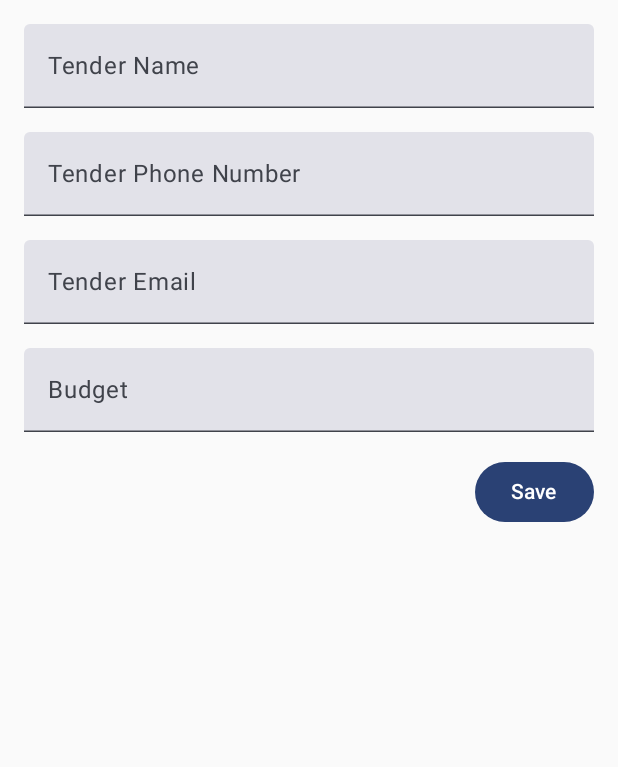
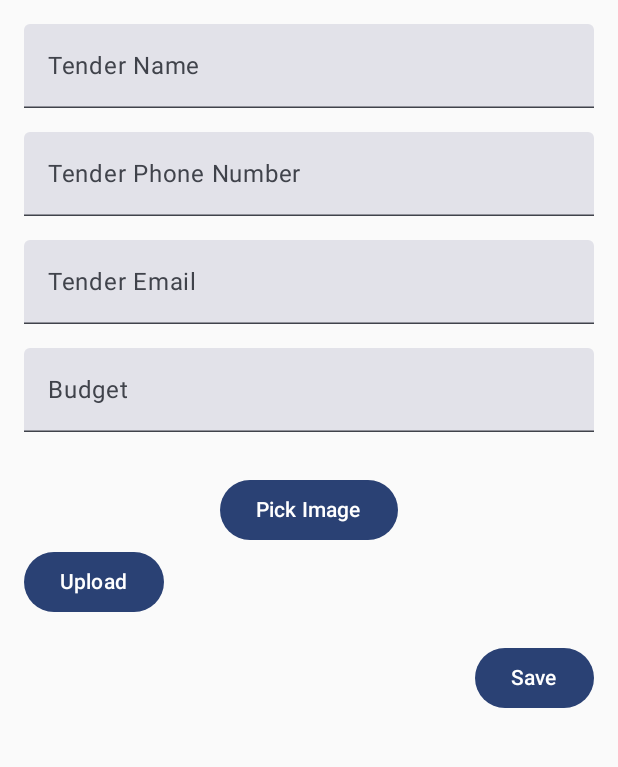
Before and after one commit to andrewkibet/Wprojects, an Android app built with Jetpack Compose: the AdminPage screen opened directly, with no data from a screen before it, on a phone screen of 412 x 824 dp, the part 132-899 px from its top. Run offline under Robolectric (Android 15) with nearby library versions, the phone set to English and light mode, and no system bars; our stand-ins replace Firebase (no records; nobody signed in at launch, a user with empty details on screens opened directly).

Commit message:
Update AdminPage.kt

```diff
--- a/Project/app/src/main/java/com/kiplele/project/AdminPage.kt
+++ b/Project/app/src/main/java/com/kiplele/project/AdminPage.kt
@@ -2,11 +2,19 @@ package com.kiplele.project
 
 //import BackgroundImage
 import android.content.Context
-import android.graphics.Bitmap
-import android.os.Bundle
+import android.content.Intent
+
+import android.app.Activity
+
+import android.graphics.BitmapFactory
+import android.graphics.Paint.Align
+
+
 import android.widget.Toast
-import androidx.activity.ComponentActivity
+
+import androidx.activity.compose.rememberLauncherForActivityResult
 import androidx.activity.compose.setContent
+import androidx.compose.foundation.Image
 import androidx.compose.foundation.clickable
 import androidx.compose.foundation.layout.*
 import androidx.compose.foundation.selection.toggleable
@@ -18,18 +26,53 @@ import androidx.compose.material3.TextField
 import androidx.compose.material3.ExperimentalMaterial3Api
 import androidx.compose.material3.TopAppBar
 import androidx.compose.runtime.*
+import androidx.compose.ui.graphics.ImageBitmap
+import androidx.compose.ui.platform.LocalContext
+import androidx.compose.ui.res.imageResource
+import androidx.compose.ui.semantics.Role.Companion.Image
+
+import androidx.compose.ui.unit.dp
+import com.google.firebase.firestore.FirebaseFirestore
+import com.kiplele.project.ui.theme.ProjectTheme
+
+import android.os.Bundle
+import androidx.activity.ComponentActivity
+import androidx.activity.compose.setContent
+import androidx.compose.foundation.layout.fillMaxSize
+import androidx.compose.material3.MaterialTheme
+import androidx.compose.material3.Surface
+import androidx.compose.material3.Text
+import androidx.compose.runtime.Composable
+import androidx.compose.ui.Modifier
+
+
+import android.graphics.Bitmap
+import android.graphics.ImageDecoder
+import android.net.Uri
+import android.os.Build
+import android.provider.MediaStore
+import androidx.activity.compose.rememberLauncherForActivityResult
+import androidx.activity.compose.setContent
+import androidx.activity.result.contract.ActivityResultContracts
+import androidx.compose.foundation.Image
+import androidx.compose.foundation.layout.*
+import androidx.compose.foundation.rememberScrollState
+import androidx.compose.foundation.verticalScroll
+import androidx.compose.material3.Button
+import androidx.compose.runtime.*
 import androidx.compose.ui.Alignment
-import androidx.compose.ui.Modifier
-import androidx.compose.ui.graphics.ImageBitmap
+import androidx.compose.ui.graphics.asImageBitmap
 import androidx.compose.ui.platform.LocalContext
 import androidx.compose.ui.tooling.preview.Preview
 import androidx.compose.ui.unit.dp
-import com.google.firebase.firestore.FirebaseFirestore
-import com.kiplele.project.ui.theme.ProjectTheme
-import java.io.ByteArrayOutputStream
-import java.util.UUID
 
 class AdminPage : ComponentActivity() {
+
+    private var selectedImageUri: Uri? = null
+
+    companion object {
+        private const val REQUEST_IMAGE_PICK = 1
+    }
     @OptIn(ExperimentalMaterial3Api::class)
     override fun onCreate(savedInstanceState: Bundle?) {
         super.onCreate(savedInstanceState)
@@ -44,7 +87,7 @@ class AdminPage : ComponentActivity() {
 @OptIn(ExperimentalMaterial3Api::class)
 @Composable
 fun AdminPageContent() {
-    val context = LocalContext.current
+
     var selectedProjectType by remember { mutableStateOf("") }
     var projectName by remember { mutableStateOf("") }
     var tenderName by remember { mutableStateOf("") }
@@ -55,12 +98,26 @@ fun AdminPageContent() {
     val projectTypes = listOf("Health", "Road", "Agriculture", "Schools")
 
 
+    var imageUri by remember { mutableStateOf<Uri?>(null) }
+    val context = LocalContext.current
+    val bitmap = remember { mutableStateOf<Bitmap?>(null) }
+
+    val launcher =
+        rememberLauncherForActivityResult(contract = ActivityResultContracts.GetContent()) { uri: Uri? ->
+            imageUri = uri
+        }
+
+
+
     Box(modifier = Modifier.fillMaxSize()) {
         // BackgroundImage()
 
 
         Column(
-            modifier = Modifier.padding(16.dp),
+            modifier = Modifier
+                .padding(16.dp),
+                //.verticalScroll(rememberScrollState()),
+
             verticalArrangement = Arrangement.Center,
             horizontalAlignment = Alignment.CenterHorizontally
         ) {
@@ -76,6 +133,7 @@ fun AdminPageContent() {
             }
 
             Spacer(modifier = Modifier.height(16.dp))
+
 
             TextField(
                 value = projectName,
@@ -122,6 +180,40 @@ fun AdminPageContent() {
 
             Spacer(modifier = Modifier.height(16.dp))
 
+            imageUri?.let {
+                if (Build.VERSION.SDK_INT < 28) {
+                    bitmap.value = MediaStore.Images
+                        .Media.getBitmap(context.contentResolver, it)
+                } else {
+                    val source = ImageDecoder.createSource(context.contentResolver, it)
+                    bitmap.value = ImageDecoder.decodeBitmap(source)
+                }
+
+                bitmap.value?.let { btm ->
+                    Image(
+                        bitmap = btm.asImageBitmap(),
+                        contentDescription = null,
+                        modifier = Modifier
+                            .size(400.dp)
+                            .padding(20.dp)
+                    )
+                }
+            }
+
+            Spacer(modifier = Modifier.height(12.dp))
+
+            Button(onClick = { launcher.launch("image/*") }) {
+                Text(text = "Pick Image")
+            }
+
+            Button(onClick = {selectUpload()},
+                   modifier = Modifier.align(Alignment.Start))
+            {
+                Text(text = "Upload")
+
+            }
+
+            Spacer(modifier = Modifier.height(16.dp))
             Button(
                 onClick = {
                     // Save the details in Firestore
@@ -147,6 +239,8 @@ fun AdminPageContent() {
 
 }
 
+fun selectUpload() {
+}
 
 
 private fun saveDetailsToFirestore(
```
